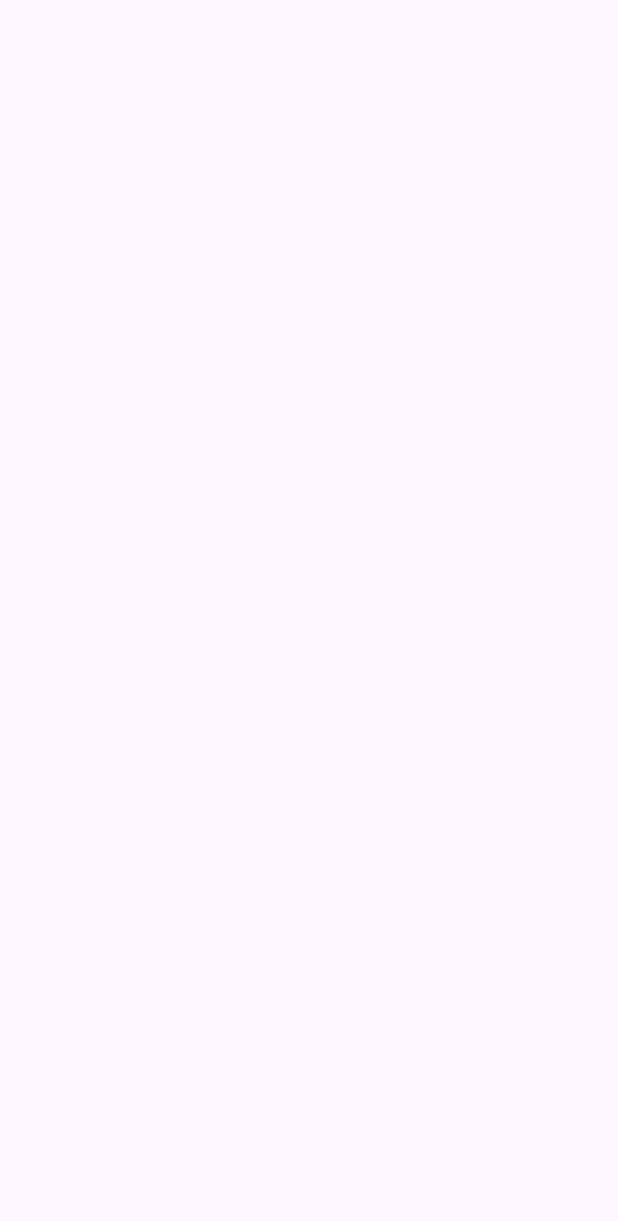
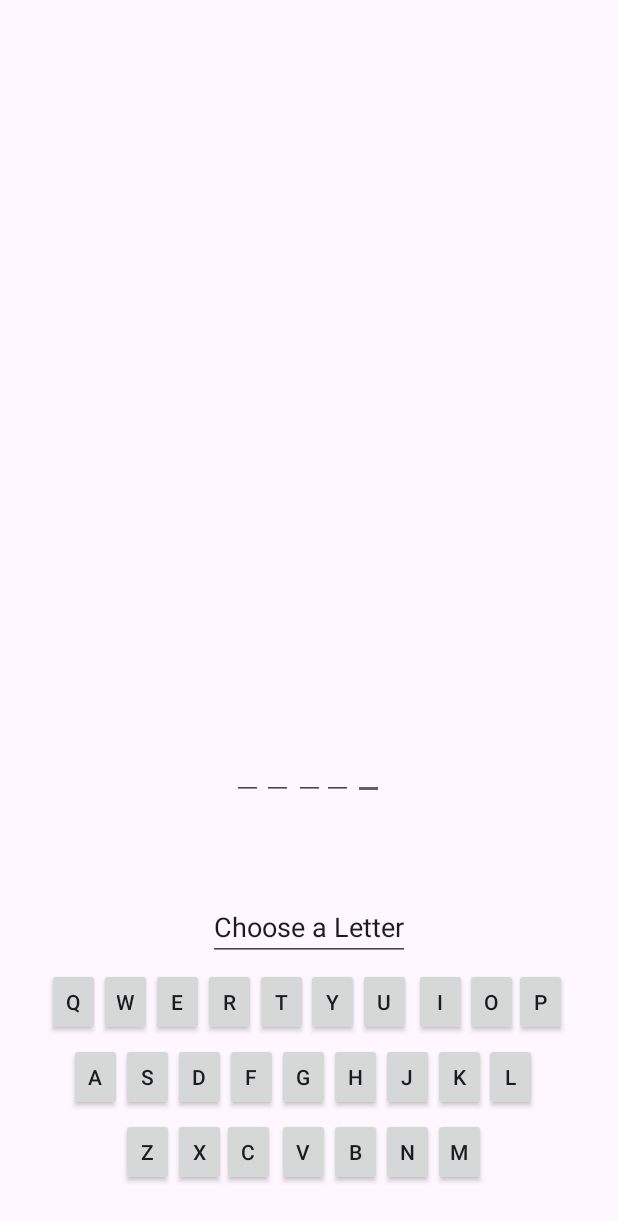
Before and after one commit to sarahhkhann/TeamRithvikSarah-HangmanApp, an Android app: the screen it shows after launch (MainActivity), on a phone screen of 412 x 824 dp. Before the commit the part shown is empty. Shown: the top 1221 px of the screen. Run offline under Robolectric (Android 15) with nearby library versions, the phone set to English and light mode, and no system bars.

Commit message:
added keyboard panel

```diff
--- a/app/build.gradle.kts
+++ b/app/build.gradle.kts
@@ -43,6 +43,9 @@ dependencies {
     implementation("androidx.constraintlayout:constraintlayout:2.1.4")
     implementation("androidx.fragment:fragment-ktx:1.6.2")
     implementation("androidx.lifecycle:lifecycle-viewmodel-compose:2.7.0")
+    implementation("androidx.legacy:legacy-support-v4:1.0.0")
+    implementation("androidx.lifecycle:lifecycle-livedata-ktx:2.7.0")
+    implementation("androidx.lifecycle:lifecycle-viewmodel-ktx:2.7.0")
     testImplementation("junit:junit:4.13.2")
     androidTestImplementation("androidx.test.ext:junit:1.1.5")
     androidTestImplementation("androidx.test.espresso:espresso-core:3.5.1")
--- /dev/null
+++ b/app/src/main/java/com/example/teamrithviksarah_hangmanapp/LettersfragmentViewModel.kt
@@ -0,0 +1,7 @@
+package com.example.teamrithviksarah_hangmanapp
+
+import androidx.lifecycle.ViewModel
+
+class LettersfragmentViewModel : ViewModel() {
+    // TODO: Implement the ViewModel
+}
--- a/app/src/main/java/com/example/teamrithviksarah_hangmanapp/MainActivity.kt
+++ b/app/src/main/java/com/example/teamrithviksarah_hangmanapp/MainActivity.kt
@@ -3,12 +3,23 @@ package com.example.teamrithviksarah_hangmanapp
 import androidx.appcompat.app.AppCompatActivity
 import android.os.Bundle
 import android.widget.ImageView
+import androidx.fragment.app.FragmentManager
 
 class MainActivity : AppCompatActivity() {
     override fun onCreate(savedInstanceState: Bundle?) {
         super.onCreate(savedInstanceState)
         setContentView(R.layout.activity_main)
 
+        // Get the FragmentManager
+        val fragmentManager: FragmentManager = supportFragmentManager
+
+
+        // Example: Replace a fragment
+        val transaction = fragmentManager.beginTransaction()
+        transaction.replace(R.id.selectWords, lettersfragment())
+        transaction.commit()
+
+
 
 
     }
--- /dev/null
+++ b/app/src/main/java/com/example/teamrithviksarah_hangmanapp/lettersfragment.kt
@@ -0,0 +1,31 @@
+package com.example.teamrithviksarah_hangmanapp
+
+import androidx.lifecycle.ViewModelProvider
+import android.os.Bundle
+import androidx.fragment.app.Fragment
+import android.view.LayoutInflater
+import android.view.View
+import android.view.ViewGroup
+
+class lettersfragment : Fragment() {
+
+    companion object {
+        fun newInstance() = lettersfragment()
+    }
+
+    private lateinit var viewModel: LettersfragmentViewModel
+
+    override fun onCreateView(
+        inflater: LayoutInflater, container: ViewGroup?,
+        savedInstanceState: Bundle?
+    ): View? {
+        return inflater.inflate(R.layout.fragment_lettersfragment, container, false)
+    }
+
+    override fun onActivityCreated(savedInstanceState: Bundle?) {
+        super.onActivityCreated(savedInstanceState)
+        viewModel = ViewModelProvider(this).get(LettersfragmentViewModel::class.java)
+        // TODO: Use the ViewModel
+    }
+
+}
--- a/app/src/main/res/layout/activity_main.xml
+++ b/app/src/main/res/layout/activity_main.xml
@@ -12,7 +12,7 @@
         android:layout_width="match_parent"
         android:layout_height="0dp"
         app:layout_constraintHeight="percent"
-        app:layout_constraintHeight_percent="0.6"
+        app:layout_constraintHeight_percent="0.5"
         app:layout_constraintLeft_toLeftOf="parent"
         app:layout_constraintRight_toRightOf="parent"
         app:layout_constraintTop_toTopOf="parent">
@@ -23,6 +23,8 @@
         android:id="@+id/selectWords"
         android:layout_width="match_parent"
         android:layout_height="0dp"
+        app:layout_constraintHeight="percent"
+        app:layout_constraintHeight_percent="0.5"
         app:layout_constraintBottom_toBottomOf="parent"
         app:layout_constraintStart_toStartOf="parent"
         app:layout_constraintTop_toBottomOf="@+id/hangmanGame">
--- /dev/null
+++ b/app/src/main/res/layout/fragment_lettersfragment.xml
@@ -0,0 +1,468 @@
+<?xml version="1.0" encoding="utf-8"?>
+<androidx.constraintlayout.widget.ConstraintLayout
+    xmlns:android="http://schemas.android.com/apk/res/android"
+    xmlns:app="http://schemas.android.com/apk/res-auto"
+    xmlns:tools="http://schemas.android.com/tools"
+    android:layout_width="match_parent"
+    android:layout_height="match_parent">
+
+
+    <androidx.constraintlayout.widget.ConstraintLayout
+        android:id="@+id/guess"
+        android:layout_width="0dp"
+        android:layout_height="0dp"
+        android:layout_marginTop="80dp"
+        app:layout_constraintEnd_toEndOf="parent"
+        app:layout_constraintHeight_percent=".1"
+        app:layout_constraintHorizontal_bias="0.0"
+        app:layout_constraintHorizontal_chainStyle="packed"
+        app:layout_constraintStart_toStartOf="parent"
+        app:layout_constraintTop_toTopOf="parent"
+        app:layout_constraintVertical_chainStyle="packed">
+
+        <EditText
+            android:id="@+id/letter3"
+            android:layout_width="wrap_content"
+            android:layout_height="wrap_content"
+            app:layout_constraintBottom_toBottomOf="parent"
+            app:layout_constraintEnd_toEndOf="parent"
+            app:layout_constraintHorizontal_bias="0.601"
+            app:layout_constraintStart_toStartOf="parent"
+            app:layout_constraintTop_toTopOf="parent"
+            app:layout_constraintVertical_bias="0.516" />
+
+        <EditText
+            android:id="@+id/letter4"
+            android:layout_width="wrap_content"
+            android:layout_height="wrap_content"
+            app:layout_constraintBottom_toBottomOf="parent"
+            app:layout_constraintEnd_toEndOf="parent"
+            app:layout_constraintHorizontal_bias="0.549"
+            app:layout_constraintStart_toStartOf="parent"
+            app:layout_constraintTop_toTopOf="parent"
+            app:layout_constraintVertical_bias="0.516" />
+
+        <EditText
+            android:id="@+id/letter2"
+            android:layout_width="wrap_content"
+            android:layout_height="wrap_content"
+            app:layout_constraintBottom_toBottomOf="parent"
+            app:layout_constraintEnd_toEndOf="parent"
+            app:layout_constraintHorizontal_bias="0.396"
+            app:layout_constraintStart_toStartOf="parent"
+            app:layout_constraintTop_toTopOf="parent"
+            app:layout_constraintVertical_bias="0.516" />
+
+        <EditText
+            android:id="@+id/letter5"
+            android:layout_width="wrap_content"
+            android:layout_height="wrap_content"
+            app:layout_constraintBottom_toBottomOf="parent"
+            app:layout_constraintEnd_toEndOf="parent"
+            app:layout_constraintStart_toStartOf="parent"
+            app:layout_constraintTop_toTopOf="parent"
+            app:layout_constraintVertical_bias="0.516" />
+
+        <EditText
+            android:id="@+id/letter1"
+            android:layout_width="wrap_content"
+            android:layout_height="wrap_content"
+            app:layout_constraintBottom_toBottomOf="parent"
+            app:layout_constraintEnd_toEndOf="parent"
+            app:layout_constraintHorizontal_bias="0.447"
+            app:layout_constraintStart_toStartOf="parent"
+            app:layout_constraintTop_toTopOf="parent"
+            app:layout_constraintVertical_bias="0.516" />
+    </androidx.constraintlayout.widget.ConstraintLayout>
+
+    <androidx.constraintlayout.widget.ConstraintLayout
+        android:id="@+id/keyboard"
+        android:layout_width="407dp"
+        android:layout_height="wrap_content"
+        app:layout_constraintEnd_toEndOf="parent"
+        app:layout_constraintHeight_percent=".30"
+        app:layout_constraintHorizontal_chainStyle="packed"
+        app:layout_constraintStart_toStartOf="parent"
+        app:layout_constraintTop_toTopOf="@id/chooseletters"
+        app:layout_constraintVertical_chainStyle="packed">
+
+
+        <androidx.constraintlayout.widget.ConstraintLayout
+            android:id="@+id/row1"
+            android:layout_width="0dp"
+            android:layout_height="wrap_content"
+            android:layout_marginTop="50dp"
+            app:layout_constraintEnd_toEndOf="parent"
+            app:layout_constraintHeight_percent=".1"
+            app:layout_constraintHorizontal_bias="0.0"
+            app:layout_constraintHorizontal_chainStyle="packed"
+            app:layout_constraintStart_toStartOf="parent"
+            app:layout_constraintTop_toTopOf="parent"
+            app:layout_constraintVertical_chainStyle="packed">
+
+            <androidx.appcompat.widget.AppCompatButton
+                android:id="@+id/q"
+                android:layout_width="35dp"
+                android:layout_height="45dp"
+                android:text="Q"
+                app:layout_constraintBottom_toBottomOf="parent"
+                app:layout_constraintEnd_toEndOf="parent"
+                app:layout_constraintHorizontal_bias="0.077"
+                app:layout_constraintHorizontal_chainStyle="packed"
+                app:layout_constraintStart_toStartOf="parent"
+                app:layout_constraintTop_toTopOf="parent"
+                app:layout_constraintVertical_bias="0.737" />
+
+            <androidx.appcompat.widget.AppCompatButton
+                android:id="@+id/w"
+                android:layout_width="35dp"
+                android:layout_height="45dp"
+                android:text="W"
+                app:layout_constraintBottom_toBottomOf="parent"
+                app:layout_constraintEnd_toEndOf="parent"
+                app:layout_constraintHorizontal_bias="0.17"
+                app:layout_constraintHorizontal_chainStyle="packed"
+                app:layout_constraintStart_toStartOf="parent"
+                app:layout_constraintTop_toTopOf="parent"
+                app:layout_constraintVertical_bias="0.737" />
+
+            <androidx.appcompat.widget.AppCompatButton
+                android:id="@+id/e"
+                android:layout_width="35dp"
+                android:layout_height="45dp"
+                android:text="E"
+                app:layout_constraintBottom_toBottomOf="parent"
+                app:layout_constraintEnd_toEndOf="parent"
+                app:layout_constraintHorizontal_bias="0.263"
+                app:layout_constraintStart_toStartOf="parent"
+                app:layout_constraintTop_toTopOf="parent"
+                app:layout_constraintVertical_bias="0.737" />
+
+            <androidx.appcompat.widget.AppCompatButton
+                android:id="@+id/r"
+                android:layout_width="35dp"
+                android:layout_height="45dp"
+                android:text="R"
+                app:layout_constraintBottom_toBottomOf="parent"
+                app:layout_constraintEnd_toEndOf="parent"
+                app:layout_constraintHorizontal_bias="0.356"
+                app:layout_constraintStart_toStartOf="parent"
+                app:layout_constraintTop_toTopOf="parent"
+                app:layout_constraintVertical_bias="0.737" />
+
+            <androidx.appcompat.widget.AppCompatButton
+                android:id="@+id/t"
+                android:layout_width="35dp"
+                android:layout_height="45dp"
+                android:text="T"
+                app:layout_constraintBottom_toBottomOf="parent"
+                app:layout_constraintEnd_toEndOf="parent"
+                app:layout_constraintHorizontal_bias="0.449"
+                app:layout_constraintStart_toStartOf="parent"
+                app:layout_constraintTop_toTopOf="parent"
+                app:layout_constraintVertical_bias="0.737" />
+
+            <androidx.appcompat.widget.AppCompatButton
+                android:id="@+id/y"
+                android:layout_width="35dp"
+                android:layout_height="45dp"
+                android:text="Y"
+                app:layout_constraintBottom_toBottomOf="parent"
+                app:layout_constraintEnd_toEndOf="parent"
+                app:layout_constraintHorizontal_bias="0.542"
+                app:layout_constraintStart_toStartOf="parent"
+                app:layout_constraintTop_toTopOf="parent"
+                app:layout_constraintVertical_bias="0.737" />
+
+            <androidx.appcompat.widget.AppCompatButton
+                android:id="@+id/u"
+                android:layout_width="35dp"
+                android:layout_height="45dp"
+                android:text="U"
+                app:layout_constraintBottom_toBottomOf="parent"
+                app:layout_constraintEnd_toEndOf="parent"
+                app:layout_constraintHorizontal_bias="0.635"
+                app:layout_constraintStart_toStartOf="parent"
+                app:layout_constraintTop_toTopOf="parent"
+                app:layout_constraintVertical_bias="0.737" />
+
+            <androidx.appcompat.widget.AppCompatButton
+                android:id="@+id/i"
+                android:layout_width="35dp"
+                android:layout_height="45dp"
+                android:text="I"
+                app:layout_constraintBottom_toBottomOf="parent"
+                app:layout_constraintEnd_toEndOf="parent"
+                app:layout_constraintHorizontal_bias="0.734"
+                app:layout_constraintStart_toStartOf="parent"
+                app:layout_constraintTop_toTopOf="parent"
+                app:layout_constraintVertical_bias="0.737" />
+
+            <androidx.appcompat.widget.AppCompatButton
+                android:id="@+id/o"
+                android:layout_width="35dp"
+                android:layout_height="45dp"
+                android:text="O"
+                app:layout_constraintBottom_toBottomOf="parent"
+                app:layout_constraintEnd_toEndOf="parent"
+                app:layout_constraintHorizontal_bias="0.827"
+                app:layout_constraintStart_toStartOf="parent"
+                app:layout_constraintTop_toTopOf="parent"
+                app:layout_constraintVertical_bias="0.737" />
+
+            <androidx.appcompat.widget.AppCompatButton
+                android:id="@+id/p"
+                android:layout_width="35dp"
+                android:layout_height="45dp"
+                android:text="P"
+                app:layout_constraintBottom_toBottomOf="parent"
+                app:layout_constraintEnd_toEndOf="parent"
+                app:layout_constraintHorizontal_bias="0.914"
+                app:layout_constraintStart_toStartOf="parent"
+                app:layout_constraintTop_toTopOf="parent"
+                app:layout_constraintVertical_bias="0.737" />
+        </androidx.constraintlayout.widget.ConstraintLayout>
+
+        <androidx.constraintlayout.widget.ConstraintLayout
+            android:id="@+id/row2"
+            android:layout_width="0dp"
+            android:layout_height="wrap_content"
+            android:layout_marginTop="100dp"
+            app:layout_constraintEnd_toEndOf="parent"
+            app:layout_constraintHeight_percent=".1"
+            app:layout_constraintHorizontal_bias="0.0"
+            app:layout_constraintHorizontal_chainStyle="packed"
+            app:layout_constraintStart_toStartOf="parent"
+            app:layout_constraintTop_toTopOf="parent"
+            app:layout_constraintVertical_chainStyle="packed">
+
+            <androidx.appcompat.widget.AppCompatButton
+                android:id="@+id/a"
+                android:layout_width="35dp"
+                android:layout_height="45dp"
+                android:text="A"
+                app:layout_constraintBottom_toBottomOf="parent"
+                app:layout_constraintEnd_toEndOf="parent"
+                app:layout_constraintHorizontal_bias="0.117"
+                app:layout_constraintStart_toStartOf="parent"
+                app:layout_constraintTop_toTopOf="parent"
+                app:layout_constraintVertical_bias="0.822" />
+
+            <androidx.appcompat.widget.AppCompatButton
+                android:id="@+id/s"
+                android:layout_width="35dp"
+                android:layout_height="45dp"
+                android:text="S"
+                app:layout_constraintBottom_toBottomOf="parent"
+                app:layout_constraintEnd_toEndOf="parent"
+                app:layout_constraintHorizontal_bias="0.21"
+                app:layout_constraintStart_toStartOf="parent"
+                app:layout_constraintTop_toTopOf="parent"
+                app:layout_constraintVertical_bias="0.822" />
+
+            <androidx.appcompat.widget.AppCompatButton
+                android:id="@+id/d"
+                android:layout_width="35dp"
+                android:layout_height="45dp"
+                android:text="D"
+                app:layout_constraintBottom_toBottomOf="parent"
+                app:layout_constraintEnd_toEndOf="parent"
+                app:layout_constraintHorizontal_bias="0.303"
+                app:layout_constraintStart_toStartOf="parent"
+                app:layout_constraintTop_toTopOf="parent"
+                app:layout_constraintVertical_bias="0.822" />
+
+            <androidx.appcompat.widget.AppCompatButton
+                android:id="@+id/f"
+                android:layout_width="35dp"
+                android:layout_height="45dp"
+                android:text="F"
+                app:layout_constraintBottom_toBottomOf="parent"
+                app:layout_constraintEnd_toEndOf="parent"
+                app:layout_constraintHorizontal_bias="0.396"
+                app:layout_constraintStart_toStartOf="parent"
+                app:layout_constraintTop_toTopOf="parent"
+                app:layout_constraintVertical_bias="0.822" />
+
+            <androidx.appcompat.widget.AppCompatButton
+                android:id="@+id/g"
+                android:layout_width="35dp"
+                android:layout_height="45dp"
+                android:text="G"
+                app:layout_constraintBottom_toBottomOf="parent"
+                app:layout_constraintEnd_toEndOf="parent"
+                app:layout_constraintHorizontal_bias="0.489"
+                app:layout_constraintStart_toStartOf="parent"
+                app:layout_constraintTop_toTopOf="parent"
+                app:layout_constraintVertical_bias="0.822" />
+
+            <androidx.appcompat.widget.AppCompatButton
+                android:id="@+id/h"
+                android:layout_width="35dp"
+                android:layout_height="45dp"
+                android:text="H"
+                app:layout_constraintBottom_toBottomOf="parent"
+                app:layout_constraintEnd_toEndOf="parent"
+                app:layout_constraintHorizontal_bias="0.582"
+                app:layout_constraintStart_toStartOf="parent"
+                app:layout_constraintTop_toTopOf="parent"
+                app:layout_constraintVertical_bias="0.822" />
+
+            <androidx.appcompat.widget.AppCompatButton
+                android:id="@+id/j"
+                android:layout_width="35dp"
+                android:layout_height="45dp"
+                android:text="J"
+                app:layout_constraintBottom_toBottomOf="parent"
+                app:layout_constraintEnd_toEndOf="parent"
+                app:layout_constraintHorizontal_bias="0.675"
+                app:layout_constraintStart_toStartOf="parent"
+                app:layout_constraintTop_toTopOf="parent"
+                app:layout_constraintVertical_bias="0.822" />
+
+            <androidx.appcompat.widget.AppCompatButton
+                android:id="@+id/k"
+                android:layout_width="35dp"
+                android:layout_height="45dp"
+                android:text="K"
+                app:layout_constraintBottom_toBottomOf="parent"
+                app:layout_constraintEnd_toEndOf="parent"
+                app:layout_constraintHorizontal_bias="0.768"
+                app:layout_constraintStart_toStartOf="parent"
+                app:layout_constraintTop_toTopOf="parent"
+                app:layout_constraintVertical_bias="0.822" />
+
+            <androidx.appcompat.widget.AppCompatButton
+                android:id="@+id/l"
+                android:layout_width="35dp"
+                android:layout_height="45dp"
+                android:text="L"
+                app:layout_constraintBottom_toBottomOf="parent"
+                app:layout_constraintEnd_toEndOf="parent"
+                app:layout_constraintHorizontal_bias="0.861"
+                app:layout_constraintStart_toStartOf="parent"
+                app:layout_constraintTop_toTopOf="parent"
+                app:layout_constraintVertical_bias="0.822" />
+        </androidx.constraintlayout.widget.ConstraintLayout>
+
+        <androidx.constraintlayout.widget.ConstraintLayout
+            android:id="@+id/row3"
+            android:layout_width="0dp"
+            android:layout_height="wrap_content"
+            android:layout_marginTop="150dp"
+            app:layout_constraintEnd_toEndOf="parent"
+            app:layout_constraintHeight_percent=".1"
+            app:layout_constraintHorizontal_bias="0.0"
+            app:layout_constraintHorizontal_chainStyle="packed"
+            app:layout_constraintStart_toStartOf="parent"
+            app:layout_constraintTop_toTopOf="parent"
+            app:layout_constraintVertical_chainStyle="packed">
+
+            <androidx.appcompat.widget.AppCompatButton
+                android:id="@+id/z"
+                android:layout_width="35dp"
+                android:layout_height="45dp"
+                android:text="Z"
+                app:layout_constraintBottom_toBottomOf="parent"
+                app:layout_constraintEnd_toEndOf="parent"
+                app:layout_constraintHorizontal_bias="0.21"
+                app:layout_constraintStart_toStartOf="parent"
+                app:layout_constraintTop_toTopOf="parent"
+                app:layout_constraintVertical_bias="0.911" />
+
+            <androidx.appcompat.widget.AppCompatButton
+                android:id="@+id/x"
+                android:layout_width="35dp"
+                android:layout_height="45dp"
+                android:text="X"
+                app:layout_constraintBottom_toBottomOf="parent"
+                app:layout_constraintEnd_toEndOf="parent"
+                app:layout_constraintHorizontal_bias="0.303"
+                app:layout_constraintStart_toStartOf="parent"
+                app:layout_constraintTop_toTopOf="parent"
+                app:layout_constraintVertical_bias="0.911" />
+
+            <androidx.appcompat.widget.AppCompatButton
+                android:id="@+id/c"
+                android:layout_width="35dp"
+                android:layout_height="45dp"
+                android:text="C"
+                app:layout_constraintBottom_toBottomOf="parent"
+                app:layout_constraintEnd_toEndOf="parent"
+                app:layout_constraintHorizontal_bias="0.39"
+                app:layout_constraintStart_toStartOf="parent"
+                app:layout_constraintTop_toTopOf="parent"
+                app:layout_constraintVertical_bias="0.911" />
+
+            <androidx.appcompat.widget.AppCompatButton
+                android:id="@+id/v"
+                android:layout_width="35dp"
+                android:layout_height="45dp"
+                android:text="V"
+                app:layout_constraintBottom_toBottomOf="parent"
+                app:layout_constraintEnd_toEndOf="parent"
+                app:layout_constraintHorizontal_bias="0.489"
+                app:layout_constraintStart_toStartOf="parent"
+                app:layout_constraintTop_toTopOf="parent"
+                app:layout_constraintVertical_bias="0.911" />
+
+            <androidx.appcompat.widget.AppCompatButton
+                android:id="@+id/b"
+                android:layout_width="35dp"
+                android:layout_height="45dp"
+                android:text="B"
+                app:layout_constraintBottom_toBottomOf="parent"
+                app:layout_constraintEnd_toEndOf="parent"
+                app:layout_constraintHorizontal_bias="0.582"
+                app:layout_constraintStart_toStartOf="parent"
+                app:layout_constraintTop_toTopOf="parent"
+                app:layout_constraintVertical_bias="0.911" />
+
+            <androidx.appcompat.widget.AppCompatButton
+                android:id="@+id/n"
+                android:layout_width="35dp"
+                android:layout_height="45dp"
+                android:text="N"
+                app:layout_constraintBottom_toBottomOf="parent"
+                app:layout_constraintEnd_toEndOf="parent"
+                app:layout_constraintHorizontal_bias="0.675"
+                app:layout_constraintStart_toStartOf="parent"
+                app:layout_constraintTop_toTopOf="parent"
+                app:layout_constraintVertical_bias="0.911" />
+
+            <androidx.appcompat.widget.AppCompatButton
+                android:id="@+id/m"
+                android:layout_width="35dp"
+                android:layout_height="45dp"
+                android:text="M"
+                app:layout_constraintBottom_toBottomOf="parent"
+                app:layout_constraintEnd_toEndOf="parent"
+                app:layout_constraintHorizontal_bias="0.768"
+                app:layout_constraintStart_toStartOf="parent"
+                app:layout_constraintTop_toTopOf="parent"
+                app:layout_constraintVertical_bias="0.911" />
+        </androidx.constraintlayout.widget.ConstraintLayout>
+
+    </androidx.constraintlayout.widget.ConstraintLayout>
+
+    <androidx.constraintlayout.widget.ConstraintLayout
+        android:id="@+id/chooseletters"
+        android:layout_width="0dp"
+        android:layout_height="wrap_content"
+        app:layout_constraintBottom_toBottomOf="parent"
+        app:layout_constraintEnd_toEndOf="parent"
+        app:layout_constraintStart_toStartOf="parent"
+        app:layout_constraintTop_toTopOf="parent">
+
+        <EditText
+            android:id="@+id/choose_letter"
+            android:layout_width="wrap_content"
+            android:layout_height="wrap_content"
+            android:text="@string/choose_letter"
+            app:layout_constraintBottom_toBottomOf="parent"
+            app:layout_constraintEnd_toEndOf="parent"
+            app:layout_constraintStart_toStartOf="parent"
+            app:layout_constraintTop_toTopOf="parent" />
+
+    </androidx.constraintlayout.widget.ConstraintLayout>
+</androidx.constraintlayout.widget.ConstraintLayout>
```
